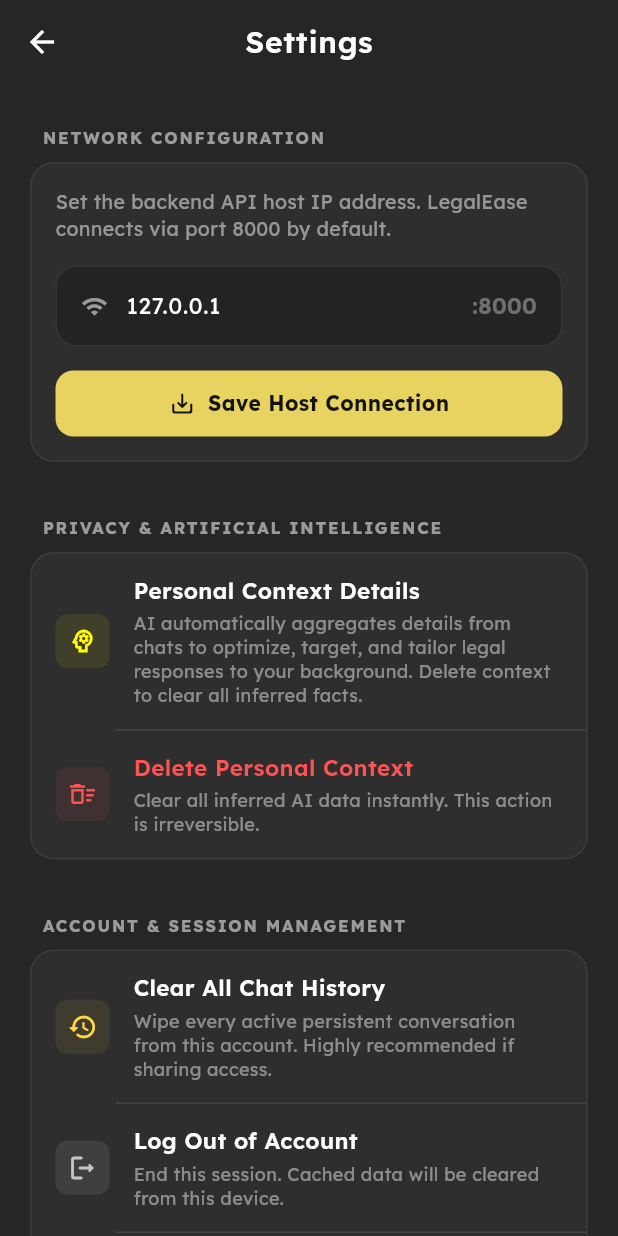
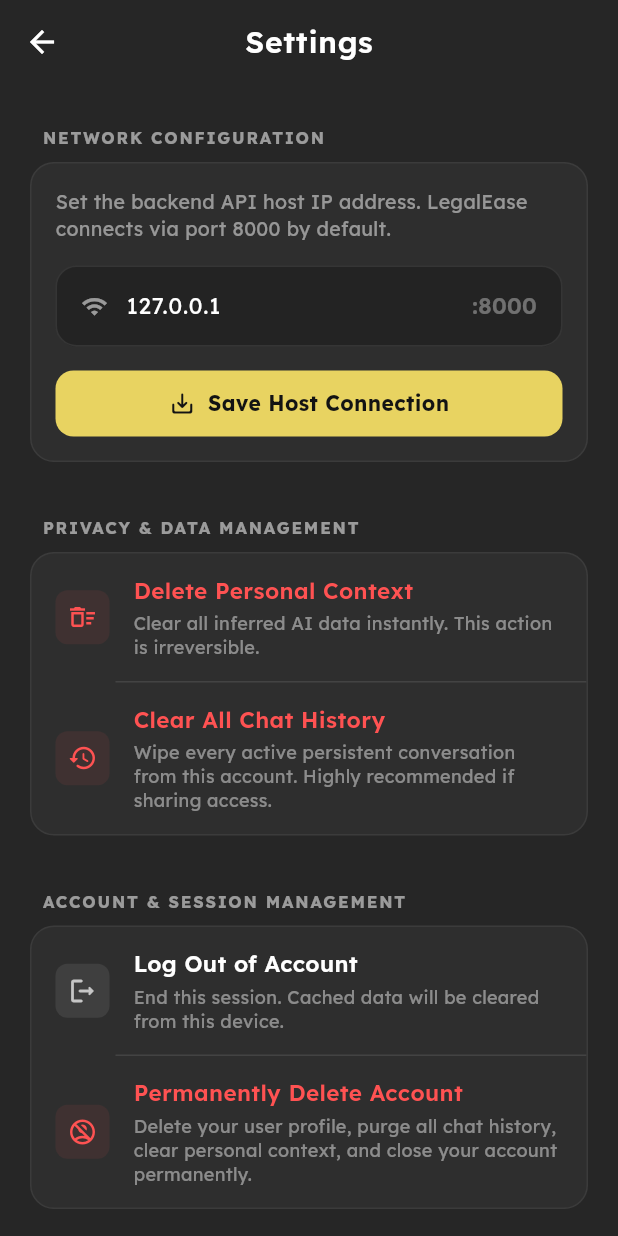
Before and after one commit to musabmushtaq/LegalEase, a Flutter app: the screen it shows after launch, after a tap on the "settings" icon, on a phone screen of 412 x 824 dp. Run offline on Flutter 3.47's test engine with Material 3 defaults, Android fonts, the phone set to English and light mode, and no system bars; our stand-ins replace audioplayers, connectivity_plus, dotted_border, file_picker, flutter_markdown, google_fonts and 4 more; missing offline and left inert: vad; network calls fail.

Commit message:
style: group destructive data options under privacy and remove footer branding in settings

```diff
--- a/app/lib/screens/settings_screen.dart
+++ b/app/lib/screens/settings_screen.dart
@@ -399,17 +399,10 @@ class _SettingsScreenState extends State<SettingsScreen> {
                     ],
                   ),
 
-                  // SECTION 2: PRIVACY & PERSONAL CONTEXT
+                  // SECTION 2: PRIVACY & DATA MANAGEMENT
                   _buildSection(
-                    title: 'Privacy & Artificial Intelligence',
+                    title: 'Privacy & Data Management',
                     children: [
-                      _buildSettingsRow(
-                        icon: Icons.psychology_outlined,
-                        iconColor: Colors.yellowAccent,
-                        title: 'Personal Context Details',
-                        subtitle: 'AI automatically aggregates details from chats to optimize, target, and tailor legal responses to your background. Delete context to clear all inferred facts.',
-                      ),
-                      const Divider(color: Colors.white10, height: 1.0, indent: 56.0),
                       _buildSettingsRow(
                         icon: Icons.delete_sweep_outlined,
                         iconColor: Colors.redAccent,
@@ -439,16 +432,11 @@ class _SettingsScreenState extends State<SettingsScreen> {
                           );
                         },
                       ),
-                    ],
-                  ),
-
-                  // SECTION 3: ACCOUNT & SESSION MANAGEMENT
-                  _buildSection(
-                    title: 'Account & Session Management',
-                    children: [
+                      const Divider(color: Colors.white10, height: 1.0, indent: 56.0),
                       _buildSettingsRow(
                         icon: Icons.history_rounded,
-                        iconColor: Colors.amberAccent,
+                        iconColor: Colors.redAccent,
+                        textColor: Colors.redAccent,
                         title: 'Clear All Chat History',
                         subtitle: 'Wipe every active persistent conversation from this account. Highly recommended if sharing access.',
                         onTap: () {
@@ -474,7 +462,13 @@ class _SettingsScreenState extends State<SettingsScreen> {
                           );
                         },
                       ),
-                      const Divider(color: Colors.white10, height: 1.0, indent: 56.0),
+                    ],
+                  ),
+
+                  // SECTION 3: ACCOUNT & SESSION MANAGEMENT
+                  _buildSection(
+                    title: 'Account & Session Management',
+                    children: [
                       _buildSettingsRow(
                         icon: Icons.logout_rounded,
                         iconColor: Colors.white70,
@@ -526,16 +520,7 @@ class _SettingsScreenState extends State<SettingsScreen> {
                     ],
                   ),
 
-                  const SizedBox(height: 24.0),
-                  Text(
-                    'LegalEase v1.2.0 • Secured Offline',
-                    style: TextStyle(
-                      color: Colors.white.withValues(alpha: 0.2),
-                      fontSize: 12,
-                      letterSpacing: 0.5,
-                    ),
-                  ),
-                  const SizedBox(height: 24.0),
+                  const SizedBox(height: 36.0),
                 ],
               ),
             ),
```
